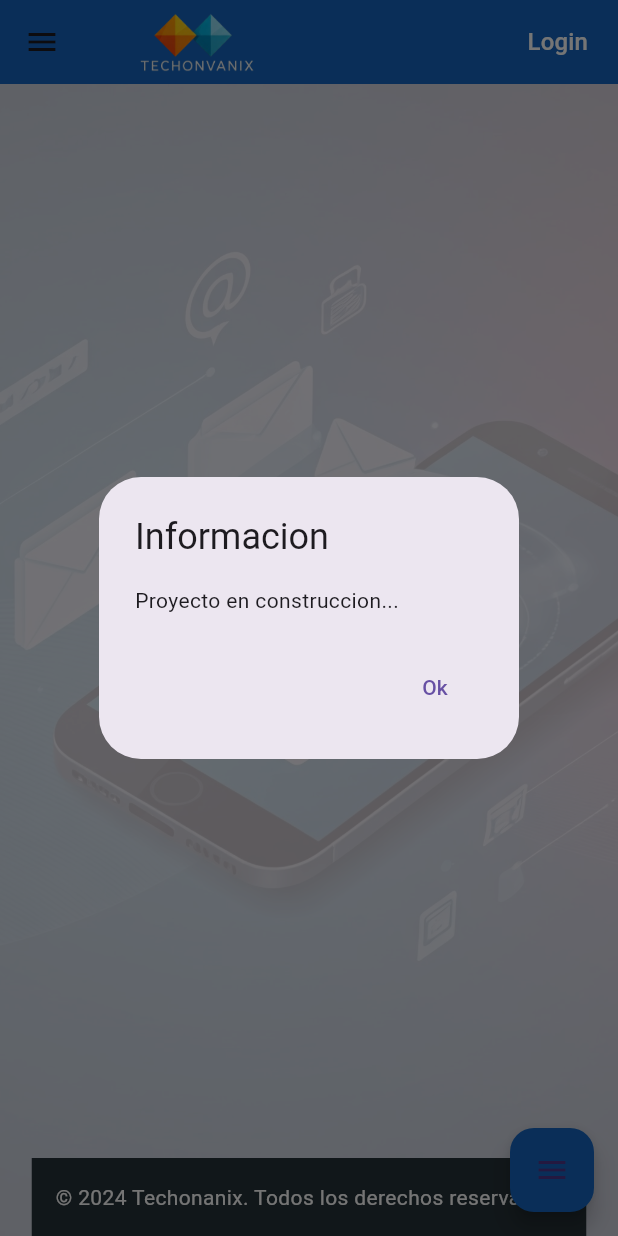
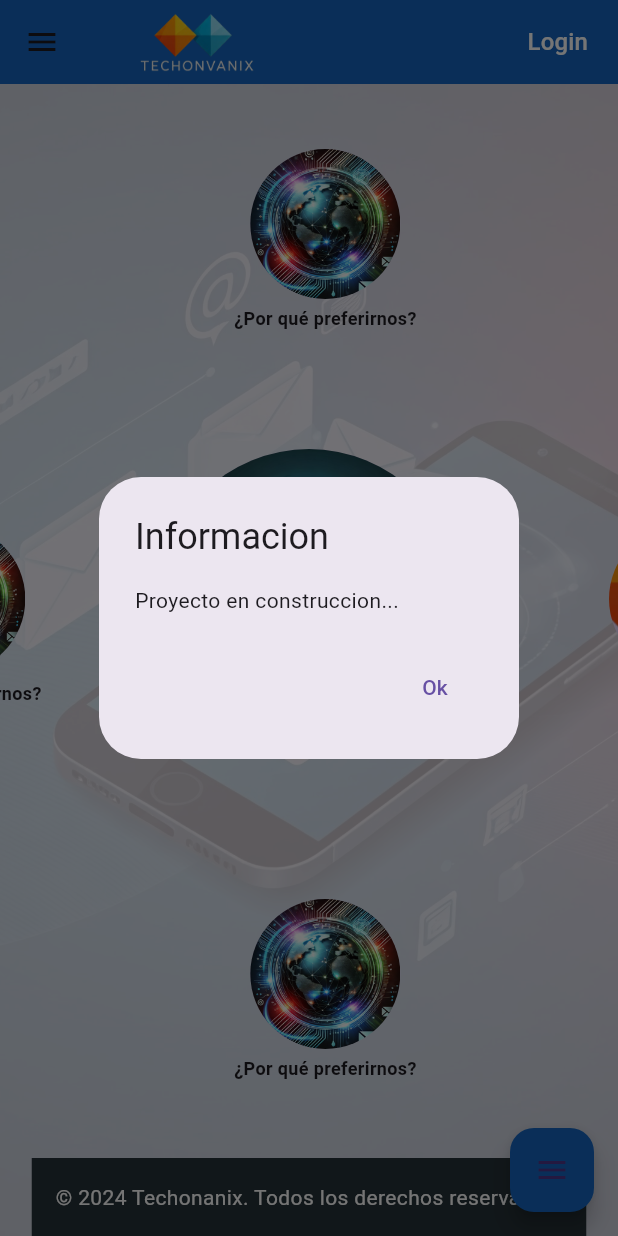
Before and after one commit to charly0781/techonvanix-front, a Flutter app: the screen it shows after launch, after a tap on "Login", on a phone screen of 412 x 824 dp. Run offline on Flutter 3.47's test engine with Material 3 defaults, Android fonts, the phone set to English and light mode, and no system bars; our stand-ins replace flutter_screenutil; network calls fail.

Commit message:
ajuste pagina principal dinamica

```diff
--- a/lib/src/page/home/ContentHome.dart
+++ b/lib/src/page/home/ContentHome.dart
@@ -2,19 +2,43 @@ import 'dart:math';
 import 'package:flutter/material.dart';
 
 class ContentHome extends StatelessWidget {
+  final double posH = 2.4;
+  final double posV = 2;
+  final double sizeCircle = 200.0;
+  final double sizeChildren = 50.0;
+  final double radiosDistance = 250.0;
+  final double postScreemX = 100.0;
+  final double postScreemY = 100.0;
   final List<Map<String, dynamic>> contentItems = [
     {
       "title": "Prefierenos",
-      "imageUrl": "https://img.fotocommunity.com/el-mundo-en-sus-manos-3a6c3dd3-95da-4de4-bb0b-ad79635ca741.jpg?height=100",
+      "leyenda": "Agradecemos la confianza",
+      "imageUrl": "lib/src/img/logoSF.png",
       "content": "Razones para preferirnos...",
       "className": "PreferenosPage",
     },
     {
       "title": "¿Por qué preferirnos?",
-      "imageUrl": "https://img.fotocommunity.com/el-mundo-en-sus-manos-3a6c3dd3-95da-4de4-bb0b-ad79635ca741.jpg?height=100",
+      "leyenda": "Agradecemos la confianza",
+      "imageUrl": "lib/src/img/app_icon.png",
       "content": "Nuestra calidad nos define...",
       "className": "PorQuePreferirnosPage",
     },
+    {
+      "title": "¿Por qué preferirnos?",
+      "leyenda": "Agradecemos la confianza",
+      "imageUrl": "lib/src/img/app_icon.png",
+      "content": "Nuestra calidad nos define...",
+      "className": "PorQuePreferirnosPage",
+    },
+    {
+      "title": "¿Por qué preferirnos?",
+      "leyenda": "Agradecemos la confianza",
+      "imageUrl": "lib/src/img/app_icon.png",
+      "content": "Nuestra calidad nos define...",
+      "className": "PorQuePreferirnosPage",
+    },
+
   ];
 
   ContentHome({Key? key}) : super(key: key);
@@ -27,9 +51,17 @@ class ContentHome extends StatelessWidget {
         child: Stack(
           alignment: Alignment.center,
           children: [
-            CircleAvatar(
-              radius: 60.0,
-              backgroundImage: AssetImage('lib/src/img/logo2.jpg'),
+            Positioned(
+              left: MediaQuery.of(context).size.width / posV - postScreemX,
+              top: MediaQuery.of(context).size.height / posH - postScreemY,
+              child: Container(
+                width: sizeCircle,
+                height: sizeCircle,
+                child: CircleAvatar(
+                  radius: sizeCircle,
+                  backgroundImage: AssetImage('lib/src/img/logo2.jpg'),
+                ),
+              ),
             ),
             ..._generateTentacles(context),
           ],
@@ -40,11 +72,12 @@ class ContentHome extends StatelessWidget {
 
   // Método para generar los círculos hijos ("tentáculos")
   List<Widget> _generateTentacles(BuildContext context) {
-    final double centerRadius = 100.0; // Radio de distancia desde el centro
-    final double itemRadius = 40.0; // Tamaño de los círculos hijos
-    final double angleStep = 360 / contentItems.length; // Ángulo entre cada círculo
+    final double centerRadius = radiosDistance; // Radio para los "tentáculos"
+    final double itemRadius = sizeChildren;    // Radio de los hijos
+    final double angleStep = 360 / contentItems.length; // Ángulo entre cada hijo
     List<Widget> widgets = [];
 
+    // Generar hijos ("tentáculos") alrededor del círculo central
     for (int i = 0; i < contentItems.length; i++) {
       final double angle = angleStep * i; // Ángulo actual en grados
       final double radians = angle * (pi / 180); // Convertir a radianes
@@ -55,25 +88,19 @@ class ContentHome extends StatelessWidget {
 
       widgets.add(
         Positioned(
-          left: (MediaQuery.of(context).size.width / 2) + x - itemRadius,
-          top: (MediaQuery.of(context).size.height / 2) + y - itemRadius,
+          left: (MediaQuery.of(context).size.width / posV) + x - itemRadius,
+          top: (MediaQuery.of(context).size.height / posH) + y - itemRadius,
           child: Column(
             mainAxisSize: MainAxisSize.min,
             children: [
               GestureDetector(
-                  onTap: () {
-                    _navigateToClass(context, contentItems[i]["className"]);
-                  },
-                  child: Image.network(
-                    contentItems[i]["imageUrl"]?.toString() ?? '',
-                    fit: BoxFit.cover,
-                    errorBuilder: (context, error, stackTrace) {
-                      return Image.asset(
-                        'lib/src/img/logo.png',
-                        fit: BoxFit.cover,
-                      );
-                    },
-                  )
+                onTap: () {
+                  _navigateToClass(context, contentItems[i]["className"]);
+                },
+                child: CircleAvatar(
+                  radius: itemRadius,
+                  backgroundImage: AssetImage(contentItems[i]["imageUrl"] ?? ''),
+                ),
               ),
               const SizedBox(height: 4),
               Text(
```
Also changed, not shown: lib/src/img/app_icon.png (added).
